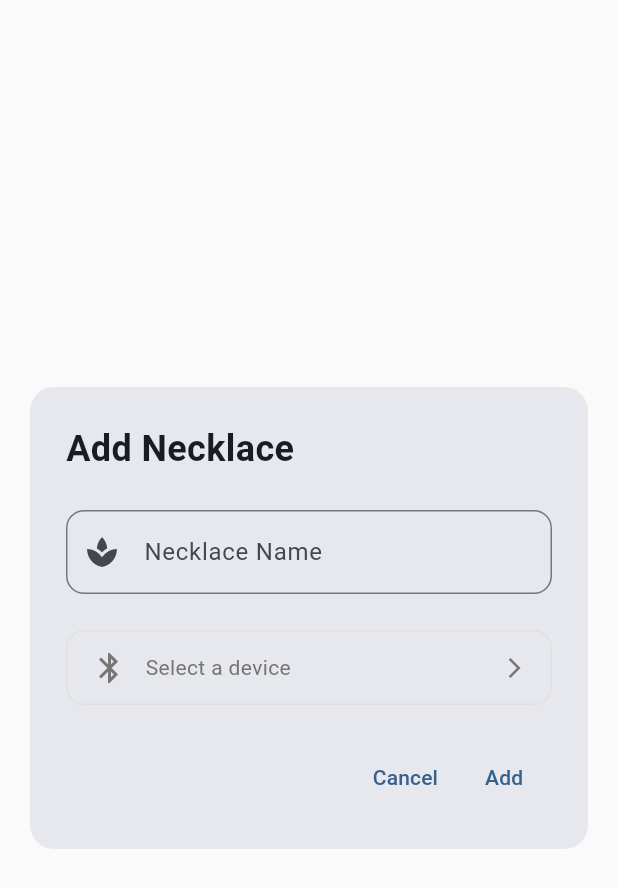
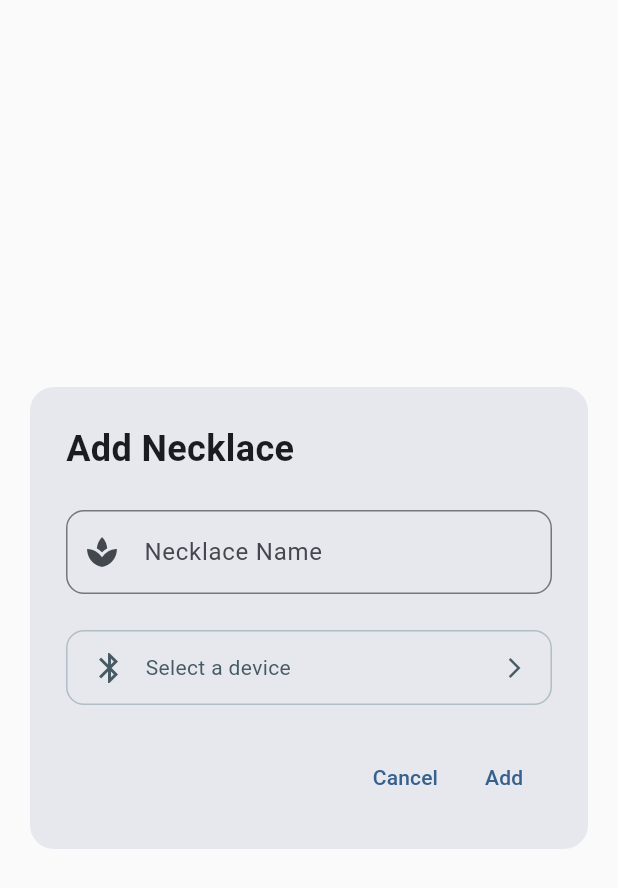
Before and after one commit to TylerHight/calming-necklace, a Flutter app: the AddDeviceDialog widget shown alone on an empty page, opened directly, on a phone screen of 412 x 824 dp. Shown: the top 888 px of the screen. Run offline on Flutter 3.47's test engine with Material 3 defaults, Android fonts, the phone set to English and light mode, and no system bars; our stand-ins replace equatable, flutter_bloc, flutter_blue_plus, logger, numberpicker, permission_handler and 3 more; missing offline and left inert: bloc_test, mockito; accounts and stored records are empty.

Commit message:
feat: enhance device selector styling with consistent color scheme

```diff
--- a/lib/core/ui/ui_constants.dart
+++ b/lib/core/ui/ui_constants.dart
@@ -85,4 +85,9 @@ class UIConstants {
   static const double durationPickerDialogRadius = 20.0;
   static const double durationPickerButtonSpacing = 16.0;
   static const double durationPickerColumnWidth = 80.0;
+
+  // Device Selector
+  static const Color deviceSelectorBorderColor = Color(0xFFB0BEC5); // Darker border color
+  static const Color deviceSelectorTextColor = Color(0xFF455A64); // Darker text color
+  static const Color deviceSelectorIconColor = Color(0xFF455A64); // Darker icon color
 }
--- a/lib/features/add_device_dialog/presentation/add_device_dialog.dart
+++ b/lib/features/add_device_dialog/presentation/add_device_dialog.dart
@@ -4,6 +4,7 @@ import '../../../core/blocs/necklaces/necklaces_bloc.dart';
 import '../../../core/data/models/ble_device.dart';
 import '../../../core/data/repositories/ble_repository.dart';
 import '../../../core/data/repositories/necklace_repository.dart';
+import '../../../core/ui/ui_constants.dart';
 import '../blocs/add_device_dialog/add_device_dialog_state.dart';
 import '../blocs/device_selector/device_selector_bloc.dart';
 import '../blocs/add_device_dialog/add_device_dialog_bloc.dart';
@@ -125,20 +126,20 @@ class _AddDeviceDialogState extends State<AddDeviceDialog> {
           child: Container(
             padding: const EdgeInsets.symmetric(horizontal: 16, vertical: 12),
             decoration: BoxDecoration(
-              border: Border.all(color: Colors.grey[300]!),
+              border: Border.all(color: UIConstants.deviceSelectorBorderColor),
               borderRadius: BorderRadius.circular(12),
             ),
             child: Row(
               children: [
-                Icon(Icons.bluetooth, color: Colors.grey[600]),
+                Icon(Icons.bluetooth, color: UIConstants.deviceSelectorIconColor),
                 const SizedBox(width: 12),
                 Expanded(
                   child: Text(
                     _selectedDevice?.name ?? 'Select a device',
-                    style: TextStyle(color: Colors.grey[600]),
+                    style: TextStyle(color: UIConstants.deviceSelectorTextColor),
                   ),
                 ),
-                Icon(Icons.arrow_forward_ios, size: 16, color: Colors.grey[600]),
+                Icon(Icons.arrow_forward_ios, size: 16, color: UIConstants.deviceSelectorIconColor),
               ],
             ),
           ),
--- a/lib/features/add_device_dialog/widgets/device_selector_dialog.dart
+++ b/lib/features/add_device_dialog/widgets/device_selector_dialog.dart
@@ -4,6 +4,7 @@ import '../../../core/data/models/ble_device.dart';
 import '../../../core/data/repositories/ble_repository.dart';
 import '../blocs/device_selector/device_selector_bloc.dart';
 import '../blocs/device_selector/device_selector_state.dart';
+import '../../../core/ui/ui_constants.dart';
 import 'device_selector.dart';
 
 class DeviceSelectorDialog extends StatelessWidget {
@@ -52,7 +53,7 @@ class _DialogContent extends StatelessWidget {
               ),
             ),
             IconButton(
-              icon: const Icon(Icons.close),
+              icon: const Icon(Icons.close, color: UIConstants.deviceSelectorIconColor),
               onPressed: () => Navigator.of(context).pop(),
             ),
           ],
```
Also changed, not shown: lib/features/add_device_dialog/widgets/device_selector.dart (+13 -5 lines).
